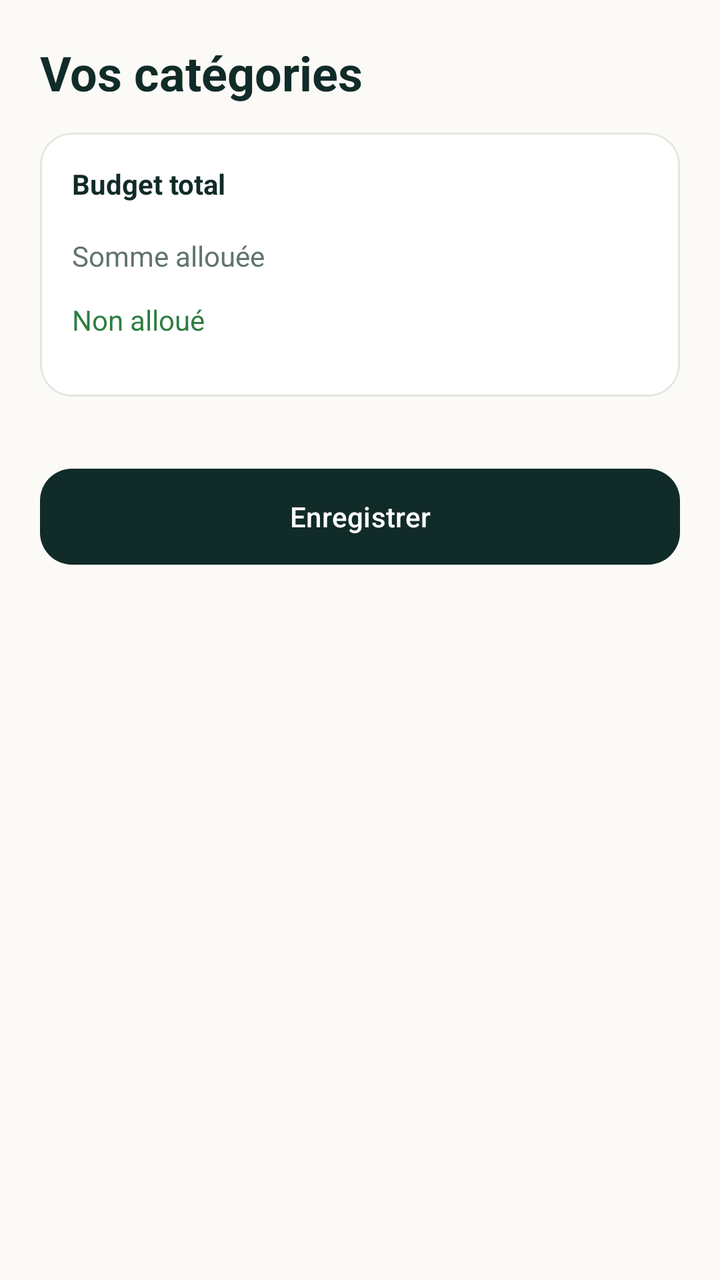
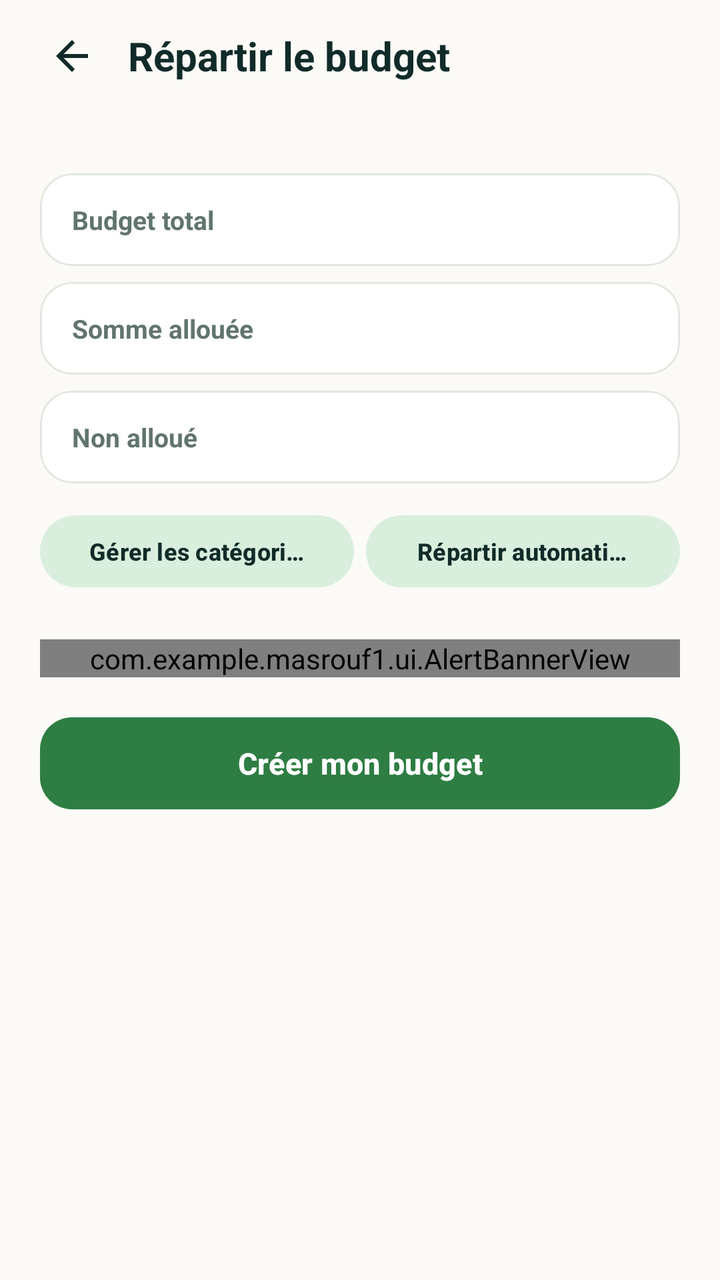

Screens rendered from an Android XML layout before and after an edit, with the pre-edit source and the edit as a unified diff.
<!-- AndroidManifest.xml: application theme Theme.Masrouf1 -->
<!-- res/layout/activity_allocate_budget.xml -->
<?xml version="1.0" encoding="utf-8"?>
<ScrollView xmlns:android="http://schemas.android.com/apk/res/android" xmlns:app="http://schemas.android.com/apk/res-auto" android:layout_width="match_parent" android:layout_height="match_parent" android:background="@color/cream" android:fillViewport="true">
    <LinearLayout android:layout_width="match_parent" android:layout_height="wrap_content" android:orientation="vertical" android:padding="20dp">
        <TextView android:id="@+id/allocate_title" android:layout_width="match_parent" android:layout_height="wrap_content" android:text="@string/your_categories" android:textColor="@color/forest" android:textSize="24sp" android:textStyle="bold" />
        <com.google.android.material.card.MaterialCardView android:layout_width="match_parent" android:layout_height="wrap_content" android:layout_marginTop="14dp" app:cardBackgroundColor="@color/alabaster" app:cardCornerRadius="16dp" app:strokeColor="@color/card_border" app:strokeWidth="1dp">
            <LinearLayout android:layout_width="match_parent" android:layout_height="wrap_content" android:orientation="vertical" android:padding="16dp">
                <TextView android:id="@+id/allocate_total_row" android:layout_width="match_parent" android:layout_height="36dp" android:text="@string/allocation_total_row" android:textColor="@color/forest" android:textStyle="bold" />
                <TextView android:id="@+id/allocate_sum_row" android:layout_width="match_parent" android:layout_height="32dp" android:text="@string/allocation_sum_row" android:textColor="@color/muted_green" />
                <TextView android:id="@+id/allocate_unallocated_row" android:layout_width="match_parent" android:layout_height="32dp" android:text="@string/allocation_unassigned_row" android:textColor="@color/emerald" />
                <TextView android:id="@+id/allocate_child_locked" android:layout_width="match_parent" android:layout_height="wrap_content" android:paddingTop="6dp" android:text="@string/child_budget_locked" android:textColor="@color/muted_green" android:visibility="gone" />
            </LinearLayout>
        </com.google.android.material.card.MaterialCardView>
        <com.google.android.material.card.MaterialCardView android:id="@+id/allocate_overflow_banner" android:layout_width="match_parent" android:layout_height="wrap_content" android:layout_marginTop="12dp" android:visibility="gone" app:cardBackgroundColor="@color/coral" app:cardCornerRadius="16dp" app:cardElevation="0dp">
            <TextView android:layout_width="match_parent" android:layout_height="wrap_content" android:padding="14dp" android:text="@string/allocation_cap_error" android:textColor="@color/alabaster" android:textStyle="bold" />
        </com.google.android.material.card.MaterialCardView>
        <LinearLayout android:id="@+id/allocate_category_rows" android:layout_width="match_parent" android:layout_height="wrap_content" android:layout_marginTop="14dp" android:orientation="vertical" />
        <com.google.android.material.button.MaterialButton android:id="@+id/allocate_save" android:layout_width="match_parent" android:layout_height="56dp" android:layout_marginTop="18dp" android:text="@string/save" android:textColor="@color/alabaster" app:backgroundTint="@color/forest" app:cornerRadius="16dp" />
    </LinearLayout>
</ScrollView>
<!-- resources referenced by this layout -->
<resources>
  <color name="alabaster">#FFFFFF</color>
  <color name="card_border">#E2E7DF</color>
  <color name="coral">#DC7770</color>
  <color name="cream">#FBFAF6</color>
  <color name="emerald">#2E7D43</color>
  <color name="forest">#112B28</color>
  <color name="muted_green">#61746D</color>
  <string name="allocation_cap_error">La somme des enveloppes dépasse le budget total.</string>
  <string name="allocation_sum_row">Somme allouée</string>
  <string name="allocation_total_row">Budget total</string>
  <string name="allocation_unassigned_row">Non alloué</string>
  <string name="child_budget_locked">Compte Enfant : votre budget est alloué par votre parent.</string>
  <string name="save">Enregistrer</string>
  <string name="your_categories">Vos catégories</string>
  <style name="Theme.Masrouf1" parent="Base.Theme.Masrouf1" />
  <color name="mint">#D9EEDD</color>
  <color name="mint_light">#D9EEDD</color>
  <color name="mint_accent">#85B8A5</color>
  <style name="Widget.Masrouf.Chip" parent="Widget.Material3.Chip.Filter">
          <item name="chipBackgroundColor">@color/chip_background_color</item>
          <item name="chipStrokeColor">@color/chip_stroke_color</item>
          <item name="chipStrokeWidth">1dp</item>
          <item name="android:textColor">@color/forest</item>
          <item name="checkedIconTint">@color/emerald</item>
      </style>
  <style name="Widget.Masrouf.Button.Outlined" parent="Widget.Material3.Button.OutlinedButton">
          <item name="android:textColor">@color/forest</item>
          <item name="strokeColor">@color/forest</item>
          <item name="iconTint">@color/forest</item>
      </style>
  <style name="ThemeOverlay.Masrouf.AlertDialog" parent="ThemeOverlay.Material3.MaterialAlertDialog">
          <item name="colorPrimary">@color/forest</item>
          <item name="colorSecondary">@color/emerald</item>
          <item name="colorSurface">@color/alabaster</item>
          <item name="colorSurfaceContainerHigh">@color/alabaster</item>
          <item name="buttonBarPositiveButtonStyle">@style/Widget.Masrouf.DialogButton</item>
          <item name="buttonBarNegativeButtonStyle">@style/Widget.Masrouf.DialogButton</item>
          <item name="buttonBarNeutralButtonStyle">@style/Widget.Masrouf.DialogButton</item>
      </style>
  <style name="Widget.Masrouf.EditText" parent="Widget.AppCompat.EditText">
          <item name="android:textColor">@color/ink</item>
          <item name="android:textColorHint">@color/muted_green</item>
      </style>
  <color name="ink">#112B28</color>
  <style name="Widget.Masrouf.Button.Material" parent="Widget.Material3.Button">
          <item name="android:minHeight">48dp</item>
          <item name="backgroundTint">@color/forest</item>
          <item name="android:textColor">@color/alabaster</item>
      </style>
  <style name="Widget.Masrouf.DialogButton" parent="Widget.Material3.Button.TextButton.Dialog">
          <item name="android:textColor">@color/emerald</item>
      </style>
  <!-- unchanged entries left out for length: 2 -->
</resources>

<!-- the commit's change to res/layout/activity_allocate_budget.xml (unified diff, before → after) -->
@@ -1,19 +1,273 @@
 <?xml version="1.0" encoding="utf-8"?>
-<ScrollView xmlns:android="http://schemas.android.com/apk/res/android" xmlns:app="http://schemas.android.com/apk/res-auto" android:layout_width="match_parent" android:layout_height="match_parent" android:background="@color/cream" android:fillViewport="true">
-    <LinearLayout android:layout_width="match_parent" android:layout_height="wrap_content" android:orientation="vertical" android:padding="20dp">
-        <TextView android:id="@+id/allocate_title" android:layout_width="match_parent" android:layout_height="wrap_content" android:text="@string/your_categories" android:textColor="@color/forest" android:textSize="24sp" android:textStyle="bold" />
-        <com.google.android.material.card.MaterialCardView android:layout_width="match_parent" android:layout_height="wrap_content" android:layout_marginTop="14dp" app:cardBackgroundColor="@color/alabaster" app:cardCornerRadius="16dp" app:strokeColor="@color/card_border" app:strokeWidth="1dp">
-            <LinearLayout android:layout_width="match_parent" android:layout_height="wrap_content" android:orientation="vertical" android:padding="16dp">
-                <TextView android:id="@+id/allocate_total_row" android:layout_width="match_parent" android:layout_height="36dp" android:text="@string/allocation_total_row" android:textColor="@color/forest" android:textStyle="bold" />
-                <TextView android:id="@+id/allocate_sum_row" android:layout_width="match_parent" android:layout_height="32dp" android:text="@string/allocation_sum_row" android:textColor="@color/muted_green" />
-                <TextView android:id="@+id/allocate_unallocated_row" android:layout_width="match_parent" android:layout_height="32dp" android:text="@string/allocation_unassigned_row" android:textColor="@color/emerald" />
-                <TextView android:id="@+id/allocate_child_locked" android:layout_width="match_parent" android:layout_height="wrap_content" android:paddingTop="6dp" android:text="@string/child_budget_locked" android:textColor="@color/muted_green" android:visibility="gone" />
+<LinearLayout xmlns:android="http://schemas.android.com/apk/res/android"
+    xmlns:app="http://schemas.android.com/apk/res-auto"
+    android:layout_width="match_parent"
+    android:layout_height="match_parent"
+    android:background="@color/cream"
+    android:fitsSystemWindows="true"
+    android:orientation="vertical">
+
+    <LinearLayout
+        android:layout_width="match_parent"
+        android:layout_height="56dp"
+        android:gravity="center_vertical"
+        android:orientation="horizontal"
+        android:paddingHorizontal="16dp">
+
+        <ImageView
+            android:id="@+id/allocate_back"
+            android:layout_width="40dp"
+            android:layout_height="40dp"
+            android:contentDescription="@string/back"
+            android:padding="8dp"
+            android:src="@drawable/ic_back"
+            app:tint="@color/forest" />
+
+        <TextView
+            android:id="@+id/allocate_title"
+            android:layout_width="0dp"
+            android:layout_height="wrap_content"
+            android:layout_marginStart="8dp"
+            android:layout_weight="1"
+            android:ellipsize="end"
+            android:maxLines="1"
+            android:text="@string/allocate_budget_title"
+            android:textColor="@color/forest"
+            android:textSize="20sp"
+            android:textStyle="bold" />
+    </LinearLayout>
+
+    <ScrollView
+        android:layout_width="match_parent"
+        android:layout_height="0dp"
+        android:layout_weight="1"
+        android:fillViewport="true">
+
+        <LinearLayout
+            android:layout_width="match_parent"
+            android:layout_height="wrap_content"
+            android:orientation="vertical"
+            android:paddingHorizontal="20dp"
+            android:paddingTop="4dp"
+            android:paddingBottom="28dp">
+
+            <TextView
+                android:id="@+id/allocate_period_eyebrow"
+                android:layout_width="match_parent"
+                android:layout_height="wrap_content"
+                android:letterSpacing="0.06"
+                android:textAllCaps="true"
+                android:textColor="@color/muted_green"
+                android:textSize="11sp"
+                android:textStyle="bold" />
+
+            
+            <com.google.android.material.card.MaterialCardView
+                android:layout_width="match_parent"
+                android:layout_height="wrap_content"
+                android:layout_marginTop="12dp"
+                app:cardBackgroundColor="@color/alabaster"
+                app:cardCornerRadius="16dp"
+                app:cardElevation="0dp"
+                app:strokeColor="@color/card_border"
+                app:strokeWidth="1dp">
+
+                <LinearLayout
+                    android:layout_width="match_parent"
+                    android:layout_height="wrap_content"
+                    android:gravity="center_vertical"
+                    android:orientation="horizontal"
+                    android:paddingHorizontal="16dp"
+                    android:paddingVertical="13dp">
+
+                    <TextView
+                        android:layout_width="0dp"
+                        android:layout_height="wrap_content"
+                        android:layout_weight="1"
+                        android:text="@string/allocation_total_row"
+                        android:textColor="@color/muted_green"
+                        android:textSize="13sp"
+                        android:textStyle="bold" />
+
+                    <TextView
+                        android:id="@+id/allocate_total_row"
+                        android:layout_width="wrap_content"
+                        android:layout_height="wrap_content"
+                        android:textColor="@color/forest"
+                        android:textSize="15sp"
+                        android:textStyle="bold" />
+                </LinearLayout>
+            </com.google.android.material.card.MaterialCardView>
+
+            
+            <com.google.android.material.card.MaterialCardView
+                android:layout_width="match_parent"
+                android:layout_height="wrap_content"
+                android:layout_marginTop="8dp"
+                app:cardBackgroundColor="@color/alabaster"
+                app:cardCornerRadius="16dp"
+                app:cardElevation="0dp"
+                app:strokeColor="@color/card_border"
+                app:strokeWidth="1dp">
+
+                <LinearLayout
+                    android:layout_width="match_parent"
+                    android:layout_height="wrap_content"
+                    android:gravity="center_vertical"
+                    android:orientation="horizontal"
+                    android:paddingHorizontal="16dp"
+                    android:paddingVertical="13dp">
+
+                    <TextView
+                        android:layout_width="0dp"
+                        android:layout_height="wrap_content"
+                        android:layout_weight="1"
+                        android:text="@string/allocation_sum_row"
+                        android:textColor="@color/muted_green"
+                        android:textSize="13sp"
+                        android:textStyle="bold" />
+
+                    <TextView
+                        android:id="@+id/allocate_sum_row"
+                        android:layout_width="wrap_content"
+                        android:layout_height="wrap_content"
+                        android:textColor="@color/forest"
+                        android:textSize="15sp"
+                        android:textStyle="bold" />
+                </LinearLayout>
+            </com.google.android.material.card.MaterialCardView>
+
+            
+            <com.google.android.material.card.MaterialCardView
+                android:layout_width="match_parent"
+                android:layout_height="wrap_content"
+                android:layout_marginTop="8dp"
+                app:cardBackgroundColor="@color/alabaster"
+                app:cardCornerRadius="16dp"
+                app:cardElevation="0dp"
+                app:strokeColor="@color/card_border"
+                app:strokeWidth="1dp">
+
+                <LinearLayout
+                    android:layout_width="match_parent"
+                    android:layout_height="wrap_content"
+                    android:gravity="center_vertical"
+                    android:orientation="horizontal"
+                    android:paddingHorizontal="16dp"
+                    android:paddingVertical="13dp">
+
+                    <TextView
+                        android:layout_width="0dp"
+                        android:layout_height="wrap_content"
+                        android:layout_weight="1"
+                        android:text="@string/allocation_unassigned_row"
+                        android:textColor="@color/muted_green"
+                        android:textSize="13sp"
+                        android:textStyle="bold" />
+
+                    <TextView
+                        android:id="@+id/allocate_unallocated_row"
+                        android:layout_width="wrap_content"
+                        android:layout_height="wrap_content"
+                        android:textColor="@color/emerald"
+                        android:textSize="15sp"
+                        android:textStyle="bold" />
+                </LinearLayout>
+            </com.google.android.material.card.MaterialCardView>
+
+            <TextView
+                android:id="@+id/allocate_child_locked"
+                android:layout_width="match_parent"
+                android:layout_height="wrap_content"
+                android:layout_marginTop="10dp"
+                android:text="@string/child_budget_locked"
+                android:textColor="@color/muted_green"
+                android:visibility="gone" />
+
+            
+            <LinearLayout
+                android:id="@+id/allocate_actions_row"
+                android:layout_width="match_parent"
+                android:layout_height="wrap_content"
+                android:layout_marginTop="12dp"
+                android:orientation="horizontal">
+
+                <com.google.android.material.button.MaterialButton
+                    android:id="@+id/allocate_manage_categories_btn"
+                    android:layout_width="0dp"
+                    android:layout_height="44dp"
+                    android:layout_marginEnd="6dp"
+                    android:layout_weight="1"
+                    android:ellipsize="end"
+                    android:maxLines="1"
+                    android:text="@string/allocate_manage_categories"
+                    android:textColor="@color/forest"
+                    android:textSize="12sp"
+                    android:textStyle="bold"
+                    app:backgroundTint="@color/mint_light"
+                    app:cornerRadius="22dp" />
+
+                <com.google.android.material.button.MaterialButton
+                    android:id="@+id/allocate_auto_distribute_btn"
+                    android:layout_width="0dp"
+                    android:layout_height="44dp"
+                    android:layout_weight="1"
+                    android:ellipsize="end"
+                    android:maxLines="1"
+                    android:text="@string/allocate_auto_100"
+                    android:textColor="@color/forest"
+                    android:textSize="12sp"
+                    android:textStyle="bold"
+                    app:backgroundTint="@color/mint_light"
+                    app:cornerRadius="22dp" />
             </LinearLayout>
-        </com.google.android.material.card.MaterialCardView>
-        <com.google.android.material.card.MaterialCardView android:id="@+id/allocate_overflow_banner" android:layout_width="match_parent" android:layout_height="wrap_content" android:layout_marginTop="12dp" android:visibility="gone" app:cardBackgroundColor="@color/coral" app:cardCornerRadius="16dp" app:cardElevation="0dp">
-            <TextView android:layout_width="match_parent" android:layout_height="wrap_content" android:padding="14dp" android:text="@string/allocation_cap_error" android:textColor="@color/alabaster" android:textStyle="bold" />
-        </com.google.android.material.card.MaterialCardView>
-        <LinearLayout android:id="@+id/allocate_category_rows" android:layout_width="match_parent" android:layout_height="wrap_content" android:layout_marginTop="14dp" android:orientation="vertical" />
-        <com.google.android.material.button.MaterialButton android:id="@+id/allocate_save" android:layout_width="match_parent" android:layout_height="56dp" android:layout_marginTop="18dp" android:text="@string/save" android:textColor="@color/alabaster" app:backgroundTint="@color/forest" app:cornerRadius="16dp" />
-    </LinearLayout>
-</ScrollView>
+
+            
+            <LinearLayout
+                android:id="@+id/allocate_category_rows"
+                android:layout_width="match_parent"
+                android:layout_height="wrap_content"
+                android:layout_marginTop="12dp"
+                android:orientation="vertical" />
+
+            
+            <com.example.masrouf1.ui.AlertBannerView
+                android:id="@+id/allocate_status_banner"
+                android:layout_width="match_parent"
+                android:layout_height="wrap_content"
+                android:layout_marginTop="10dp" />
+
+            <com.google.android.material.card.MaterialCardView
+                android:id="@+id/allocate_overflow_banner"
+                android:layout_width="match_parent"
+                android:layout_height="wrap_content"
+                android:layout_marginTop="10dp"
+                android:visibility="gone"
+                app:cardBackgroundColor="@color/coral"
+                app:cardCornerRadius="16dp"
+                app:cardElevation="0dp">
+
+                <TextView
+                    android:id="@+id/allocate_overflow_text"
+                    android:layout_width="match_parent"
+                    android:layout_height="wrap_content"
+                    android:padding="14dp"
+                    android:text="@string/allocation_cap_error"
+                    android:textColor="@color/alabaster"
+                    android:textStyle="bold" />
+            </com.google.android.material.card.MaterialCardView>
+
+            <com.google.android.material.button.MaterialButton
+                android:id="@+id/allocate_save"
+                android:layout_width="match_parent"
+                android:layout_height="54dp"
+                android:layout_marginTop="16dp"
+                android:text="@string/create_my_budget_cta"
+                android:textColor="@color/alabaster"
+                android:textSize="15sp"
+                android:textStyle="bold"
+                app:backgroundTint="@color/emerald"
+                app:cornerRadius="16dp" />
+        </LinearLayout>
+    </ScrollView>
+</LinearLayout>
<!-- resource entries referenced after the edit -->
@@ -7,13 +7,18 @@
   <color name="emerald">#2E7D43</color>
   <color name="forest">#112B28</color>
   <color name="muted_green">#61746D</color>
+  <!-- drawable ic_back (drawable) -->
+  <vector xmlns:android="http://schemas.android.com/apk/res/android" android:width="24dp" android:height="24dp" android:viewportWidth="24" android:viewportHeight="24"><path android:fillColor="#FFFFFFFF" android:pathData="M20,11H7.83L13.42,5.41L12,4L4,12L12,20L13.41,18.59L7.83,13H20V11Z" /></vector>
+  <string name="allocate_auto_100">Répartir automatiquement (100%)</string>
+  <string name="allocate_budget_title">Répartir le budget</string>
+  <string name="allocate_manage_categories">Gérer les catégories</string>
   <string name="allocation_cap_error">La somme des enveloppes dépasse le budget total.</string>
   <string name="allocation_sum_row">Somme allouée</string>
   <string name="allocation_total_row">Budget total</string>
   <string name="allocation_unassigned_row">Non alloué</string>
+  <string name="back">Retour</string>
   <string name="child_budget_locked">Compte Enfant : votre budget est alloué par votre parent.</string>
-  <string name="save">Enregistrer</string>
-  <string name="your_categories">Vos catégories</string>
+  <string name="create_my_budget_cta">Créer mon budget</string>
   <style name="Theme.Masrouf1" parent="Base.Theme.Masrouf1" />
   <color name="mint">#D9EEDD</color>
   <color name="mint_light">#D9EEDD</color>
